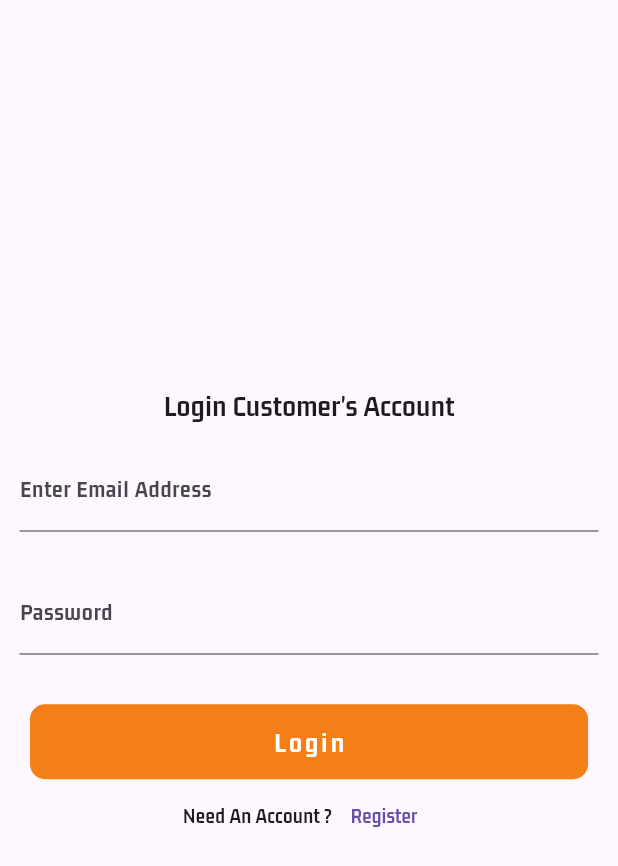
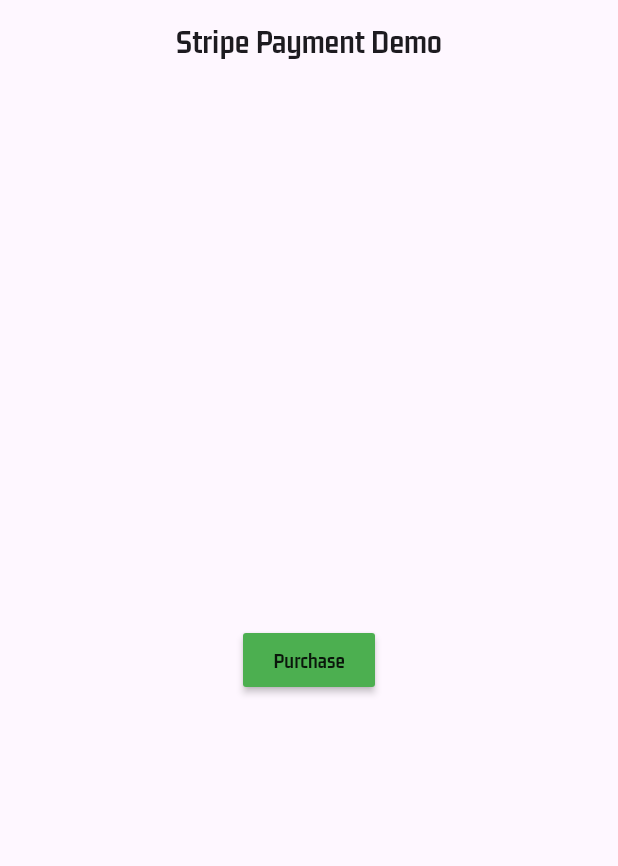
Before and after one commit to manhhh1108/E-commerce, a Flutter app: the screen it shows after launch, on a phone screen of 412 x 824 dp. Shown: the top 866 px of the screen. Run offline on Flutter 3.47's test engine with Material 3 defaults, Android fonts, the phone set to English and light mode, and no system bars; our stand-ins replace cached_network_image, cloud_firestore, dio, firebase_auth, firebase_core, firebase_storage and 7 more; missing offline and left inert: country_state_city_picker, firebase_app_check, firebase_ui_auth, flutter_stripe; accounts and stored records are empty.

```diff
--- a/lib/main.dart
+++ b/lib/main.dart
@@ -20,6 +20,7 @@ import 'package:multi_store/views/buyers/inner_screen/search_view.dart';
 import 'package:multi_store/views/buyers/main_screen.dart';
 import 'package:multi_store/views/buyers/nav_screen/cart_screen.dart';
 import 'package:multi_store/views/buyers/nav_screen/home_screen.dart';
+import 'package:multi_store/views/buyers/payment/services/home_page.dart';
 import 'package:provider/provider.dart';
 
 void main() async {
@@ -72,7 +73,7 @@ class MyApp extends StatelessWidget {
         primarySwatch: Colors.blue,
         fontFamily: 'Brand-Bold',
       ),
-      home: LoginScreen(),
+      home: HomePage(),
     );
   }
 }
--- /dev/null
+++ b/lib/views/buyers/payment/consts.dart
@@ -0,0 +1,4 @@
+const String stripePublishableKey =
+    "pk_test_51QUWcTJjmmyrFVl5bDgcVIpwEUBOKAJmqREF2HXvl4I1Ydv54E753gNGml62GhQg0MWEpWG5rFNuh973V4rFaWWW001V9eLKAq";
+const String stripeSecretKey =
+    "pk_test_51QUWcTJjmmyrFVl5bDgcVIpwEUBOKAJmqREF2HXvl4I1Ydv54E753gNGml62GhQg0MWEpWG5rFNuh973V4rFaWWW001V9eLKAq";
--- /dev/null
+++ b/lib/views/buyers/payment/services/home_page.dart
@@ -0,0 +1,40 @@
+import 'package:flutter/material.dart';
+import 'package:multi_store/views/buyers/payment/services/stripe_service.dart';
+
+class HomePage extends StatefulWidget {
+  const HomePage({super.key});
+
+  @override
+  State<HomePage> createState() => _HomePageState();
+}
+
+class _HomePageState extends State<HomePage> {
+  @override
+  Widget build(BuildContext context) {
+    return Scaffold(
+      appBar: AppBar(
+        centerTitle: true,
+        title: const Text(
+          "Stripe Payment Demo",
+        ),
+      ),
+      body: SizedBox.expand(
+        child: Column(
+          mainAxisAlignment: MainAxisAlignment.center,
+          crossAxisAlignment: CrossAxisAlignment.center,
+          children: [
+            MaterialButton(
+              onPressed: () {
+                StripeService.instance.makePayment();
+              },
+              color: Colors.green,
+              child: const Text(
+                "Purchase",
+              ),
+            ),
+          ],
+        ),
+      ),
+    );
+  }
+}
--- a/pubspec.yaml
+++ b/pubspec.yaml
@@ -54,6 +54,9 @@ dependencies:
   geocoding: ^3.0.0
   flutter_slidable: ^3.1.1
   firebase_app_check: ^0.3.1+7
+  flutter_stripe: ^11.3.0
+  dio: ^5.7.0
+  http: ^1.2.2
 
 
 
```
Also changed, not shown: lib/views/buyers/payment/services/stripe_service.dart (added, +73 -0 lines), pubspec.lock, 3 other files.
